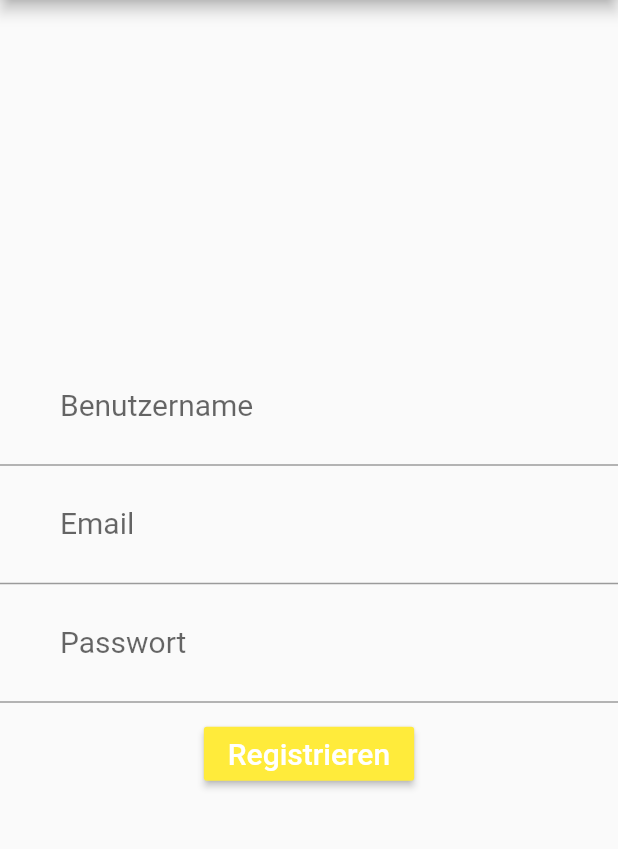
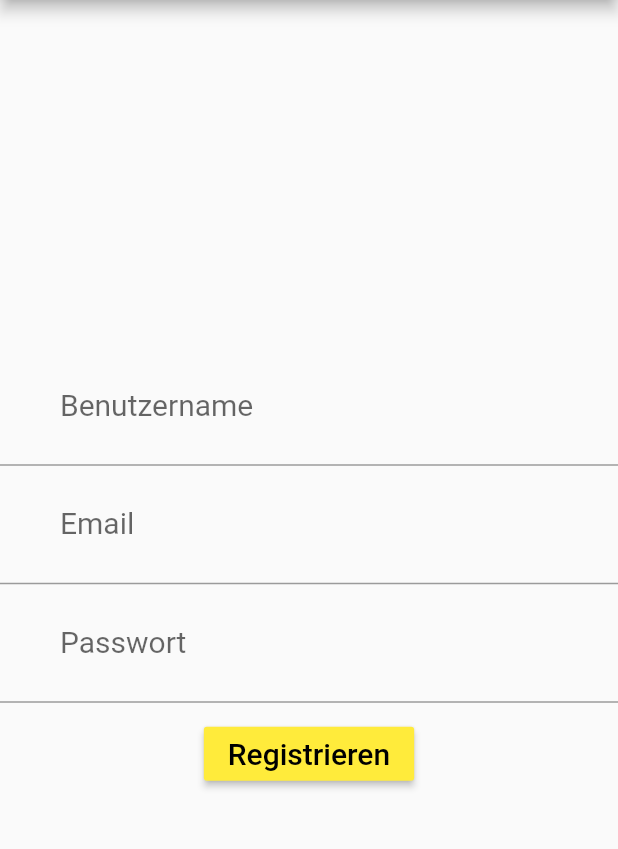
Before and after one commit to swissniggi/stundenplanMobile, a Flutter app: the screen it shows after launch, after a tap on "Registrieren", on a phone screen of 412 x 824 dp, the part 84-933 px from its top. Run offline on Flutter 3.47's test engine with Material 2 defaults, Android fonts, the phone set to English and light mode, and no system bars; network calls fail.

Commit message:
Simplified things

```diff
--- a/lib/customFormField.dart
+++ /dev/null
@@ -1,16 +0,0 @@
-import 'package:flutter/material.dart';
-
-class CustomFormField {
-  TextFormField setLoginField(
-      String lableText, TextEditingController controller) {
-    return new TextFormField(
-        style: new TextStyle(fontSize: 20.0, height: 2.0, color: Colors.black),
-        decoration: InputDecoration(
-          labelText: lableText,
-          contentPadding:
-              const EdgeInsets.symmetric(horizontal: 40.0, vertical: 10.0),
-        ),
-        autocorrect: false,
-        controller: controller);
-  }
-}
--- a/lib/main.dart
+++ b/lib/main.dart
@@ -1,7 +1,7 @@
 import 'package:flutter/material.dart';
 
-import 'customFormField.dart';
-import 'paddingButton.dart';
+import 'widgets/customFormField.dart';
+import 'widgets/paddingButton.dart';
 import 'xmlRequest.dart';
 import 'dropDowns.dart';
 import 'register.dart';
@@ -76,9 +76,6 @@ class _MyHomePageState extends State<MyHomePage> {
 
   @override
   Widget build(BuildContext context) {
-    CustomFormField field = new CustomFormField();
-    PaddingButton button = new PaddingButton();
-
     return Scaffold(
       appBar: AppBar(
         backgroundColor: Color(0xfffbe400),
@@ -93,13 +90,20 @@ class _MyHomePageState extends State<MyHomePage> {
         child: Column(
           mainAxisAlignment: MainAxisAlignment.center,
           children: <Widget>[
-            field.setLoginField('Benutzername', usernameController),
-            field.setLoginField('Passwort', passwordController),
+            CustomFormField(
+              'Benutzername',
+              usernameController,
+            ),
+            CustomFormField(
+              'Passwort',
+              passwordController,
+              obscureText: true,
+            ),
             new Row(
               mainAxisAlignment: MainAxisAlignment.center,
               children: <Widget>[
-                button.setPaddingButton('Login', _loginUser),
-                button.setPaddingButton('Registrieren', _registerUser)
+                PaddingButton('Login', _loginUser),
+                PaddingButton('Registrieren', _registerUser)
               ],
             ),
           ],
--- a/lib/register.dart
+++ b/lib/register.dart
@@ -1,8 +1,8 @@
 import 'package:flutter/material.dart';
 
-import 'customFormField.dart';
+import 'widgets/customFormField.dart';
 import 'main.dart';
-import 'paddingButton.dart';
+import 'widgets/paddingButton.dart';
 import 'showDialog.dart';
 import 'xmlRequest.dart';
 
@@ -51,9 +51,6 @@ class _RegisterState extends State<Register> {
 
   @override
   Widget build(BuildContext context) {
-    CustomFormField field = new CustomFormField();
-    PaddingButton button = new PaddingButton();
-
     return Scaffold(
       appBar: AppBar(
         title: Text(widget.title),
@@ -63,13 +60,24 @@ class _RegisterState extends State<Register> {
         child: Column(
           mainAxisAlignment: MainAxisAlignment.center,
           children: <Widget>[
-            field.setLoginField('Benutzername', usernameController),
-            field.setLoginField('Email', usermailController),
-            field.setLoginField('Passwort', passwordController),
+            CustomFormField(
+              'Benutzername',
+              usernameController,
+            ),
+            CustomFormField(
+              'Email',
+              usermailController,
+              textInputType: TextInputType.emailAddress,
+            ),
+            CustomFormField(
+              'Passwort',
+              passwordController,
+              obscureText: true,
+            ),
             new Row(
               mainAxisAlignment: MainAxisAlignment.center,
               children: <Widget>[
-                button.setPaddingButton('Registrieren', _registerUser),
+                PaddingButton('Registrieren', _registerUser),
               ],
             ),
           ],
--- a/lib/tableInkwell.dart
+++ b/lib/tableInkwell.dart
@@ -1,7 +1,7 @@
 import 'package:flutter/material.dart';
 
 import 'dragAndDrop.dart';
-import 'tableContainer.dart';
+import 'widgets/tableContainer.dart';
 
 class TableInkwell {
   static Map<Widget, int> wellIds = new Map<Widget, int>();
@@ -12,14 +12,13 @@ class TableInkwell {
       Map<dynamic, dynamic> tableData,
       List<Color> colors,
       List<String> pointerList) {
-    TableContainer container = new TableContainer();
     List<Widget> wells = new List<Widget>();
 
     for (var i = 0; i < pointerList.length; i++) {
       var newWell = InkWell(
         onTap: () => DragAndDrop.getTargetCells(
             sem.toString() + '.' + year.toString() + '.' + pointerList[i]),
-        child: container.setTableContainer(
+        child: TableContainer(
           tableData[pointerList[i]] == null
               ? ''
               : tableData[pointerList[i]]['name'],
--- /dev/null
+++ b/lib/widgets/customFormField.dart
@@ -0,0 +1,30 @@
+import 'package:flutter/material.dart';
+
+class CustomFormField extends StatelessWidget {
+  final String lableText;
+  final TextEditingController controller;
+  final TextInputType textInputType;
+  final bool obscureText;
+
+  CustomFormField(
+    this.lableText,
+    this.controller, {
+    this.textInputType = TextInputType.text,
+    this.obscureText = false,
+  });
+
+  @override
+  Widget build(BuildContext context) {
+    return new TextFormField(
+        style: new TextStyle(fontSize: 20.0, height: 2.0, color: Colors.black),
+        decoration: InputDecoration(
+          labelText: lableText,
+          contentPadding:
+              const EdgeInsets.symmetric(horizontal: 40.0, vertical: 10.0),
+        ),
+        keyboardType: textInputType,
+        obscureText: obscureText,
+        autocorrect: false,
+        controller: controller);
+  }
+}
--- a/lib/paddingButton.dart
+++ b/lib/widgets/paddingButton.dart
@@ -1,7 +1,13 @@
 import 'package:flutter/material.dart';
 
-class PaddingButton {
-  Padding setPaddingButton(String buttonText, Function onPressedFunc) {
+class PaddingButton extends StatelessWidget {
+  final String buttonText;
+  final Function onPressedFunc;
+
+  PaddingButton(this.buttonText, this.onPressedFunc);
+
+  @override
+  Widget build(BuildContext context) {
     return Padding(
       padding: const EdgeInsets.all(10.0),
       child: ButtonTheme(
@@ -10,7 +16,7 @@ class PaddingButton {
           onPressed: onPressedFunc,
           child: Text(
             buttonText,
-            style: TextStyle(color: Colors.white, fontSize: 20),
+            style: TextStyle(color: Colors.black, fontSize: 20),
           ),
         ),
       ),
```
Also changed, not shown: lib/dropDowns.dart (+9 -15 lines), lib/simpleText.dart (deleted, +0 -10 lines), lib/timeTable.dart (+14 -23 lines), lib/widgets/paddingDropDownButton.dart (renamed from lib/paddingDropDownButton.dart, +8 -2 lines), lib/widgets/paddingRadio.dart (renamed from lib/paddingRadio.dart, +9 -3 lines), lib/widgets/simpleText.dart (added, +15 -0 lines), lib/widgets/tableContainer.dart (renamed from lib/tableContainer.dart, +9 -3 lines), pubspec.yaml (+9 -3 lines), lib/widgets/customText.dart (renamed from lib/customText.dart), pubspec.lock, 2 other files.
